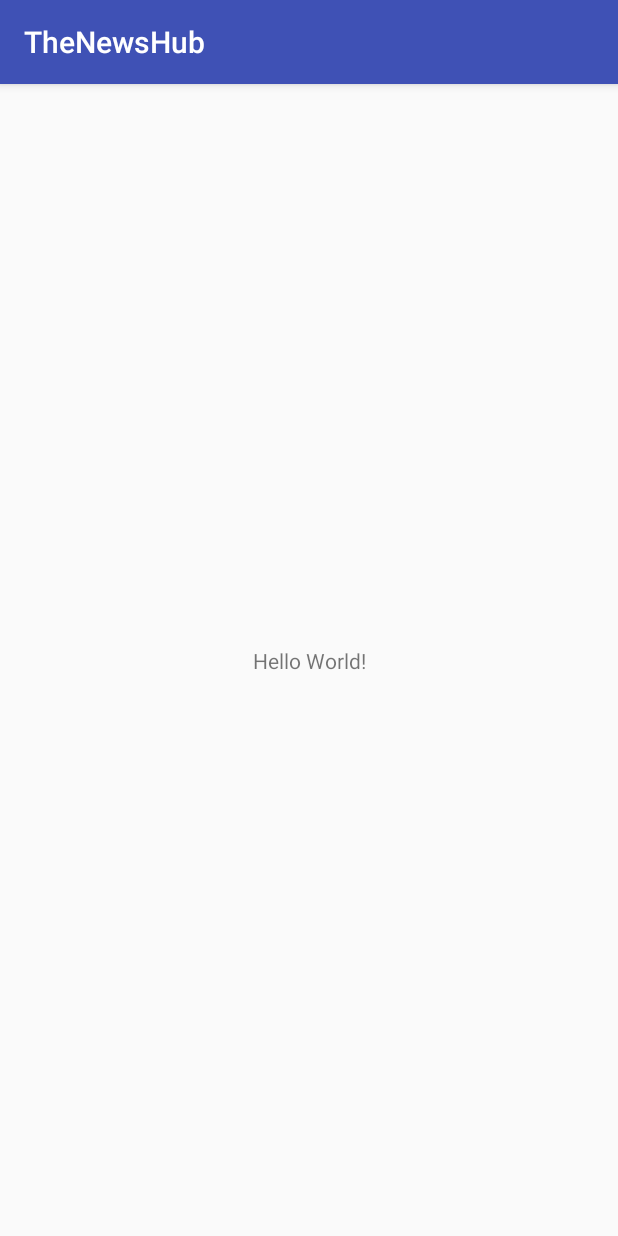
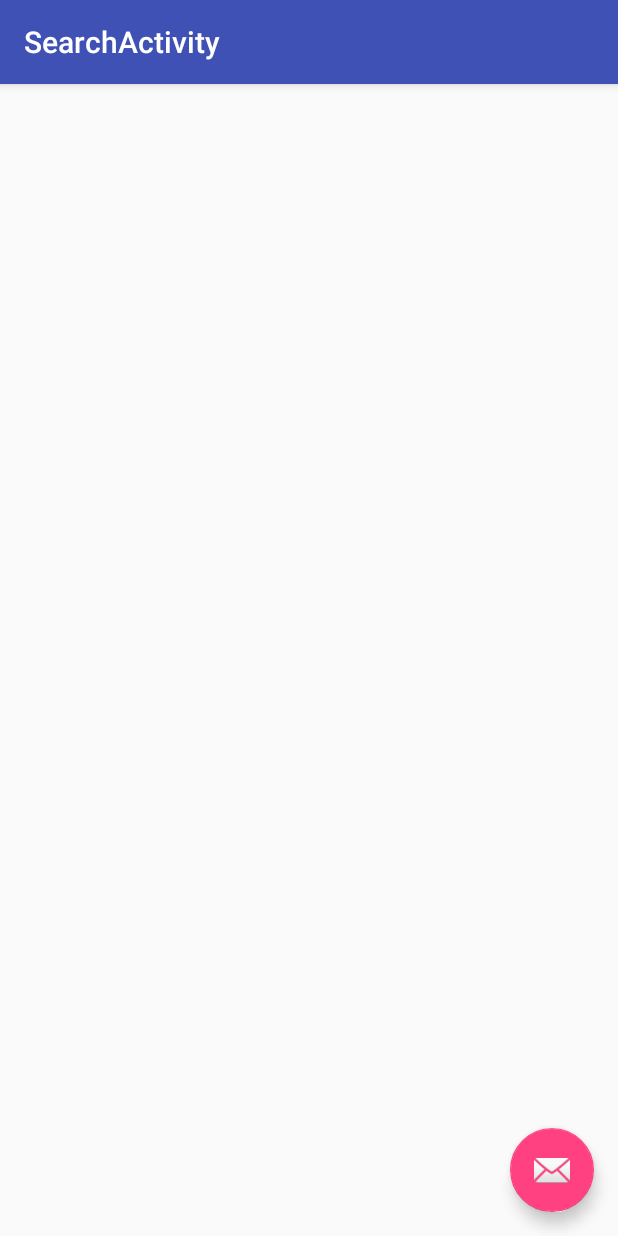
Before and after one commit to drana/TheNewsHub, an Android app: the screen it shows after launch (HomeActivity before the commit, SearchActivity after it), on a phone screen of 412 x 824 dp. Run offline under Robolectric (Android 15) with nearby library versions, the phone set to English and light mode, and no system bars.

Commit message:
changed to basic activity

```diff
--- a/TheNewsHub/app/src/main/java/com/db/dipenrana/thenewshub/HomeActivity.java
+++ /dev/null
@@ -1,13 +0,0 @@
-package com.db.dipenrana.thenewshub;
-
-import android.support.v7.app.AppCompatActivity;
-import android.os.Bundle;
-
-public class HomeActivity extends AppCompatActivity {
-
-    @Override
-    protected void onCreate(Bundle savedInstanceState) {
-        super.onCreate(savedInstanceState);
-        setContentView(R.layout.activity_home);
-    }
-}
--- /dev/null
+++ b/TheNewsHub/app/src/main/java/com/db/dipenrana/thenewshub/activities/SearchActivity.java
@@ -0,0 +1,31 @@
+package com.db.dipenrana.thenewshub.activities;
+
+import android.os.Bundle;
+import android.support.design.widget.FloatingActionButton;
+import android.support.design.widget.Snackbar;
+import android.support.v7.app.AppCompatActivity;
+import android.support.v7.widget.Toolbar;
+import android.view.View;
+
+import com.db.dipenrana.thenewshub.R;
+
+public class SearchActivity extends AppCompatActivity {
+
+    @Override
+    protected void onCreate(Bundle savedInstanceState) {
+        super.onCreate(savedInstanceState);
+        setContentView(R.layout.activity_search);
+        Toolbar toolbar = (Toolbar) findViewById(R.id.toolbar);
+        setSupportActionBar(toolbar);
+
+        FloatingActionButton fab = (FloatingActionButton) findViewById(R.id.fab);
+        fab.setOnClickListener(new View.OnClickListener() {
+            @Override
+            public void onClick(View view) {
+                Snackbar.make(view, "Replace with your own action", Snackbar.LENGTH_LONG)
+                        .setAction("Action", null).show();
+            }
+        });
+    }
+
+}
--- a/TheNewsHub/app/src/main/res/layout/activity_home.xml
+++ /dev/null
@@ -1,18 +0,0 @@
-<?xml version="1.0" encoding="utf-8"?>
-<android.support.constraint.ConstraintLayout xmlns:android="http://schemas.android.com/apk/res/android"
-    xmlns:app="http://schemas.android.com/apk/res-auto"
-    xmlns:tools="http://schemas.android.com/tools"
-    android:layout_width="match_parent"
-    android:layout_height="match_parent"
-    tools:context="com.db.dipenrana.thenewshub.HomeActivity">
-
-    <TextView
-        android:layout_width="wrap_content"
-        android:layout_height="wrap_content"
-        android:text="Hello World!"
-        app:layout_constraintBottom_toBottomOf="parent"
-        app:layout_constraintLeft_toLeftOf="parent"
-        app:layout_constraintRight_toRightOf="parent"
-        app:layout_constraintTop_toTopOf="parent" />
-
-</android.support.constraint.ConstraintLayout>
--- /dev/null
+++ b/TheNewsHub/app/src/main/res/layout/activity_search.xml
@@ -0,0 +1,33 @@
+<?xml version="1.0" encoding="utf-8"?>
+<android.support.design.widget.CoordinatorLayout xmlns:android="http://schemas.android.com/apk/res/android"
+    xmlns:app="http://schemas.android.com/apk/res-auto"
+    xmlns:tools="http://schemas.android.com/tools"
+    android:layout_width="match_parent"
+    android:layout_height="match_parent"
+    tools:context="com.db.dipenrana.thenewshub.activities.SearchActivity">
+
+    <android.support.design.widget.AppBarLayout
+        android:layout_width="match_parent"
+        android:layout_height="wrap_content"
+        android:theme="@style/AppTheme.AppBarOverlay">
+
+        <android.support.v7.widget.Toolbar
+            android:id="@+id/toolbar"
+            android:layout_width="match_parent"
+            android:layout_height="?attr/actionBarSize"
+            android:background="?attr/colorPrimary"
+            app:popupTheme="@style/AppTheme.PopupOverlay" />
+
+    </android.support.design.widget.AppBarLayout>
+
+    <include layout="@layout/content_search" />
+
+    <android.support.design.widget.FloatingActionButton
+        android:id="@+id/fab"
+        android:layout_width="wrap_content"
+        android:layout_height="wrap_content"
+        android:layout_gravity="bottom|end"
+        android:layout_margin="@dimen/fab_margin"
+        app:srcCompat="@android:drawable/ic_dialog_email" />
+
+</android.support.design.widget.CoordinatorLayout>
--- /dev/null
+++ b/TheNewsHub/app/src/main/res/layout/content_search.xml
@@ -0,0 +1,11 @@
+<?xml version="1.0" encoding="utf-8"?>
+<android.support.constraint.ConstraintLayout xmlns:android="http://schemas.android.com/apk/res/android"
+    xmlns:app="http://schemas.android.com/apk/res-auto"
+    xmlns:tools="http://schemas.android.com/tools"
+    android:layout_width="match_parent"
+    android:layout_height="match_parent"
+    app:layout_behavior="@string/appbar_scrolling_view_behavior"
+    tools:context="com.db.dipenrana.thenewshub.activities.SearchActivity"
+    tools:showIn="@layout/activity_search">
+
+</android.support.constraint.ConstraintLayout>
--- /dev/null
+++ b/TheNewsHub/app/src/main/res/values/dimens.xml
@@ -0,0 +1,3 @@
+<resources>
+    <dimen name="fab_margin">16dp</dimen>
+</resources>
--- a/TheNewsHub/app/src/main/res/values/strings.xml
+++ b/TheNewsHub/app/src/main/res/values/strings.xml
@@ -1,3 +1,4 @@
 <resources>
     <string name="app_name">TheNewsHub</string>
+    <string name="title_activity_search">SearchActivity</string>
 </resources>
--- a/TheNewsHub/app/src/main/res/values/styles.xml
+++ b/TheNewsHub/app/src/main/res/values/styles.xml
@@ -8,4 +8,13 @@
         <item name="colorAccent">@color/colorAccent</item>
     </style>
 
+    <style name="AppTheme.NoActionBar">
+        <item name="windowActionBar">false</item>
+        <item name="windowNoTitle">true</item>
+    </style>
+
+    <style name="AppTheme.AppBarOverlay" parent="ThemeOverlay.AppCompat.Dark.ActionBar" />
+
+    <style name="AppTheme.PopupOverlay" parent="ThemeOverlay.AppCompat.Light" />
+
 </resources>
--- a/TheNewsHub/build.gradle
+++ b/TheNewsHub/build.gradle
@@ -15,6 +15,9 @@ buildscript {
 allprojects {
     repositories {
         jcenter()
+        maven {
+            url "https://maven.google.com"
+        }
     }
 }
 
```
Also changed, not shown: TheNewsHub/app/build.gradle (+8 -1 lines), TheNewsHub/app/src/main/AndroidManifest.xml (+7 -1 lines), TheNewsHub/app/src/main/java/com/db/dipenrana/thenewshub/utils/NetworkUtils.java (added, +11 -0 lines).
